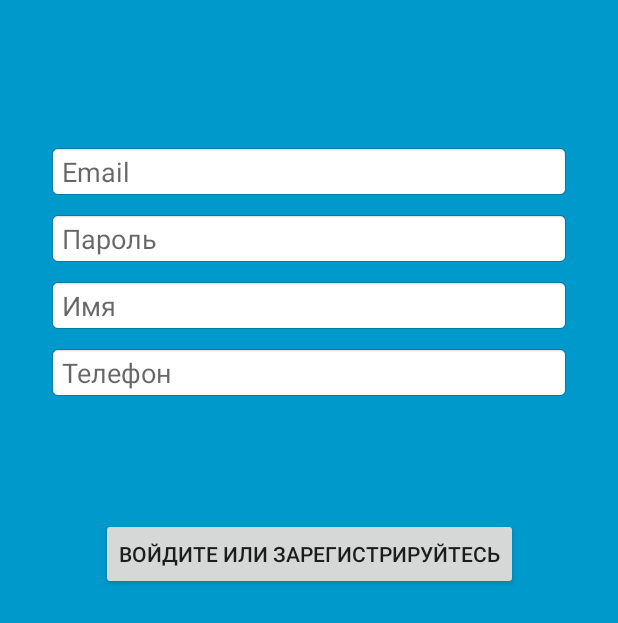
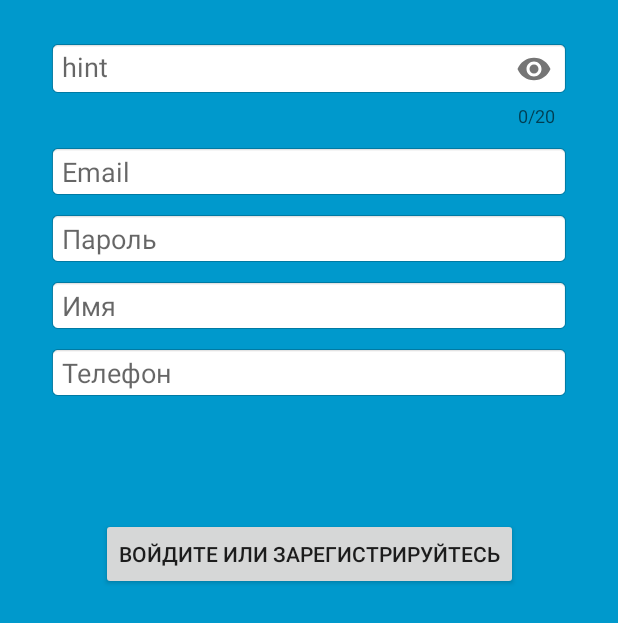
Before and after one commit to denlog1977/JOKER, an Android app: the LoginActivity screen opened directly, with no data from a screen before it, on a phone screen of 412 x 824 dp. Shown: the top 623 px of the screen. Run offline under Robolectric (Android 15) with nearby library versions, the phone set to English and light mode, and no system bars.

Commit message:
dag - тест активити Login

```diff
--- a/app/src/main/res/layout/login.xml
+++ b/app/src/main/res/layout/login.xml
@@ -22,6 +22,31 @@
         app:layout_constraintEnd_toEndOf="parent"
         app:layout_constraintStart_toStartOf="parent"
         app:layout_constraintTop_toTopOf="parent" />
+
+    <com.google.android.material.textfield.TextInputLayout
+        android:layout_width="0dp"
+        android:layout_height="wrap_content"
+        android:layout_marginStart="32dp"
+        android:layout_marginLeft="32dp"
+        android:layout_marginTop="16dp"
+        android:layout_marginEnd="32dp"
+        android:layout_marginRight="32dp"
+        app:counterEnabled="true"
+        app:counterMaxLength="20"
+        app:layout_constraintEnd_toEndOf="parent"
+        app:layout_constraintHorizontal_bias="0.0"
+        app:layout_constraintStart_toStartOf="parent"
+        app:layout_constraintTop_toTopOf="parent"
+        app:passwordToggleContentDescription="Показать пароль"
+        app:passwordToggleEnabled="true">
+
+        <com.google.android.material.textfield.TextInputEditText
+            android:layout_width="match_parent"
+            android:layout_height="38dp"
+            android:background="@android:drawable/editbox_background_normal"
+            android:hint="hint"
+            android:inputType="textPassword" />
+    </com.google.android.material.textfield.TextInputLayout>
 
     <EditText
         android:id="@+id/password"
```
